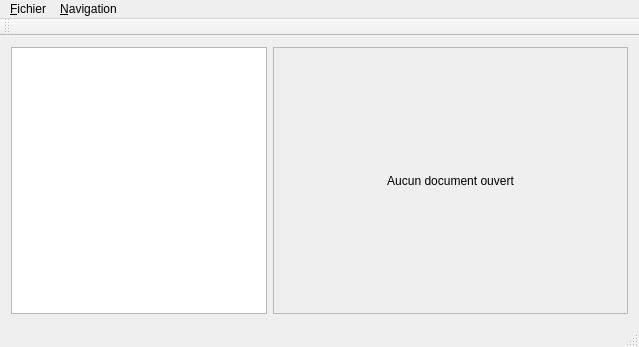
Qt form qflex/mainwindow.ui (antigol/Qflex) before a commit.
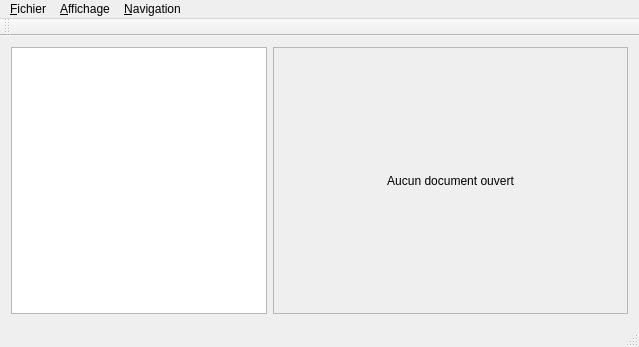
The same form after that commit.

Commit message: Résolution de ratio selon Ruben Fiszel

What changed in the file:
```diff
--- a/qflex/mainwindow.ui
+++ b/qflex/mainwindow.ui
@@ -89,7 +89,14 @@
     <addaction name="action_Suivant"/>
     <addaction name="action_Pr_c_dant"/>
    </widget>
+   <widget class="QMenu" name="menu_Affichage">
+    <property name="title">
+     <string>&amp;Affichage</string>
+    </property>
+    <addaction name="action_Plein_cran"/>
+   </widget>
    <addaction name="menu_Fichier"/>
+   <addaction name="menu_Affichage"/>
    <addaction name="menu_Navigation"/>
   </widget>
   <widget class="QToolBar" name="mainToolBar">
```
Left out of the diff: 11 changed lines with no effect on the pictures. The commit also changes 2 other files.
